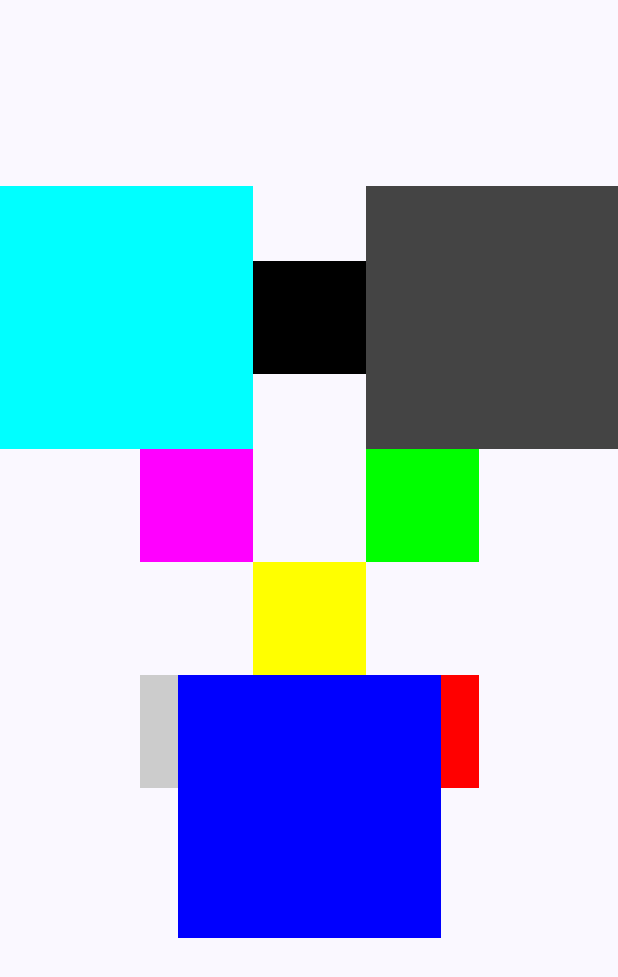
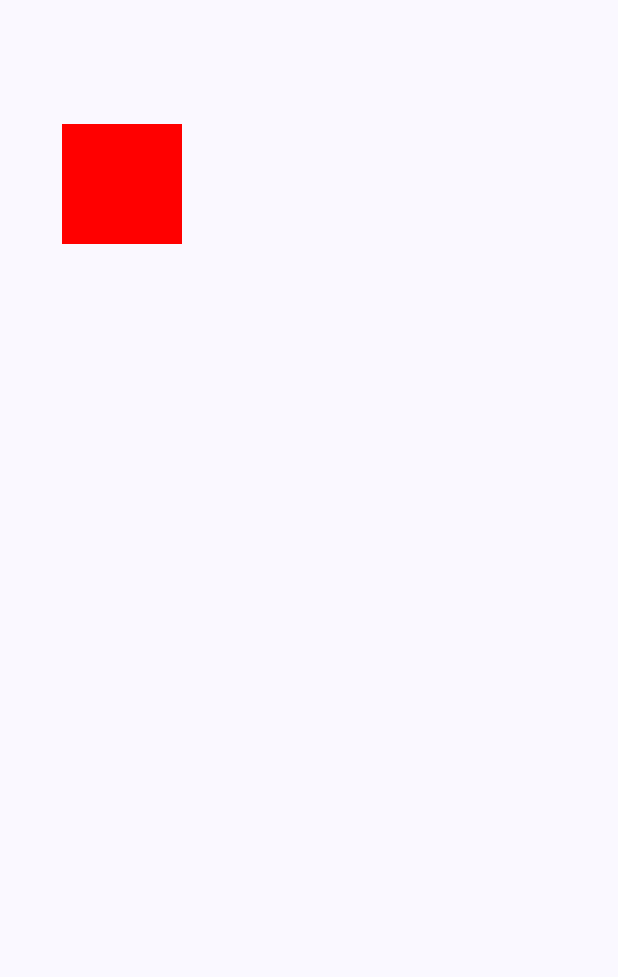
Before and after one commit to Miguel36/compose-app-course, an Android app built with Jetpack Compose: the screen it shows after launch (MainActivity), on a phone screen of 412 x 824 dp. Shown: the top 977 px of the screen. Run offline under Robolectric (Android 15) with nearby library versions, the phone set to English and light mode, and no system bars; our stand-ins replace constraintlayout-compose.

Commit message:
Ejemplo de como usar guías con constraintLayout

```diff
--- a/app/src/main/java/com/skyfallen/myfirstcomposeapp/MainActivity.kt
+++ b/app/src/main/java/com/skyfallen/myfirstcomposeapp/MainActivity.kt
@@ -10,7 +10,7 @@ import androidx.compose.material3.Scaffold
 import androidx.compose.runtime.Composable
 import androidx.compose.ui.Modifier
 import androidx.compose.ui.tooling.preview.Preview
-import com.skyfallen.myfirstcomposeapp.components.exercises.ConstraintLayoutExercise
+import com.skyfallen.myfirstcomposeapp.components.layout.ConstraintExampleGuide
 import com.skyfallen.myfirstcomposeapp.login.Greeting
 import com.skyfallen.myfirstcomposeapp.ui.theme.MyFirstComposeAppTheme
 
@@ -21,7 +21,7 @@ class MainActivity : ComponentActivity() {
         setContent {
             MyFirstComposeAppTheme {
                 Scaffold(modifier = Modifier.fillMaxSize()) { innerPadding ->
-                    ConstraintLayoutExercise(Modifier.padding(innerPadding))
+                    ConstraintExampleGuide(Modifier.padding(innerPadding))
                 }
             }
         }
--- a/app/src/main/java/com/skyfallen/myfirstcomposeapp/components/layout/MyConstraintLayout.kt
+++ b/app/src/main/java/com/skyfallen/myfirstcomposeapp/components/layout/MyConstraintLayout.kt
@@ -7,6 +7,7 @@ import androidx.compose.foundation.layout.size
 import androidx.compose.runtime.Composable
 import androidx.compose.ui.Modifier
 import androidx.compose.ui.graphics.Color
+import androidx.compose.ui.graphics.Color.Companion.Red
 import androidx.compose.ui.unit.dp
 import androidx.constraintlayout.compose.ConstraintLayout
 
@@ -40,3 +41,24 @@ fun MyBasicConstraintLayout(modifier: Modifier) {
 
     }
 }
+
+/**
+ * Un GuideLine permite crear una guía (Espacio) invisible superior, inferior, al inicio o al final de la
+ * pantalla, deacuerdo al porcentaje que le indiquemos. En este caso tiene un 10% tanto en la parte
+ * superior, como al inicio (izquierda) de la pantalla. Esto permite que las vistas que añadamos se
+ * pueadn alinear después de esa guía y sin importar el tamaño del dispositivo, tomaría el 10 % lo que haría
+ * que la construcción de los diseños sea más responsive.
+ */
+@Composable
+fun ConstraintExampleGuide(modifier: Modifier) {
+    ConstraintLayout(Modifier.fillMaxSize()) {
+        val boxRed = createRef()
+        val guideStart = createGuidelineFromStart(0.1f)
+        val guideTop = createGuidelineFromTop(0.1f)
+
+        Box(Modifier.size(80.dp).background(Red).constrainAs(boxRed) {
+            start.linkTo(guideStart)
+            top.linkTo(guideTop)
+        })
+    }
+}
```
